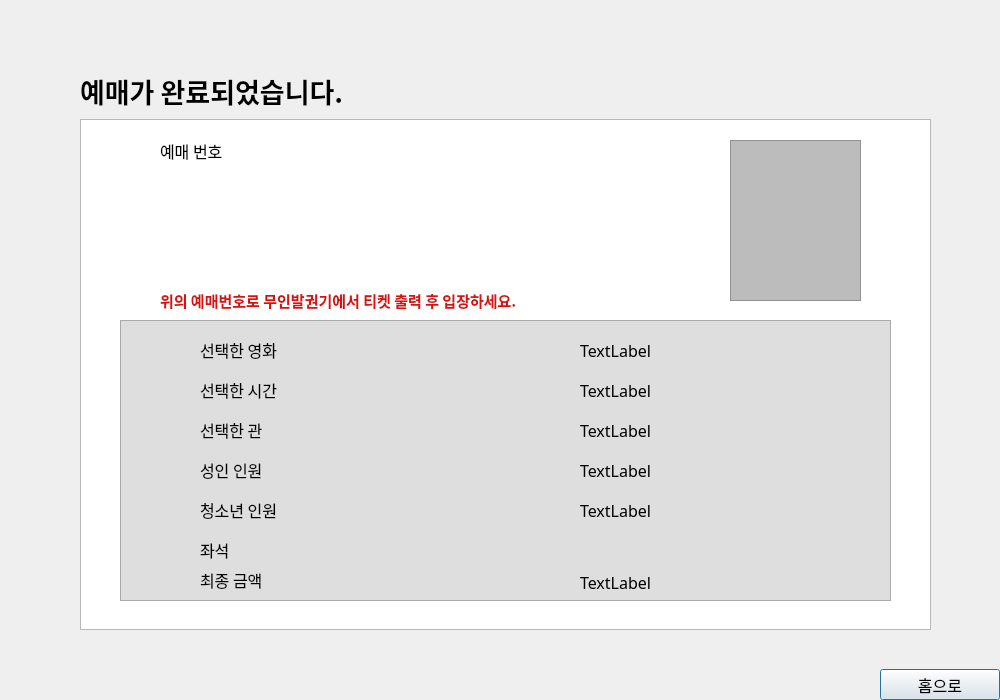
This is ui/bookpage5.ui in 2sseong/mini_project_2025-03 as Qt 5 draws it before an edit. The edited form follows.
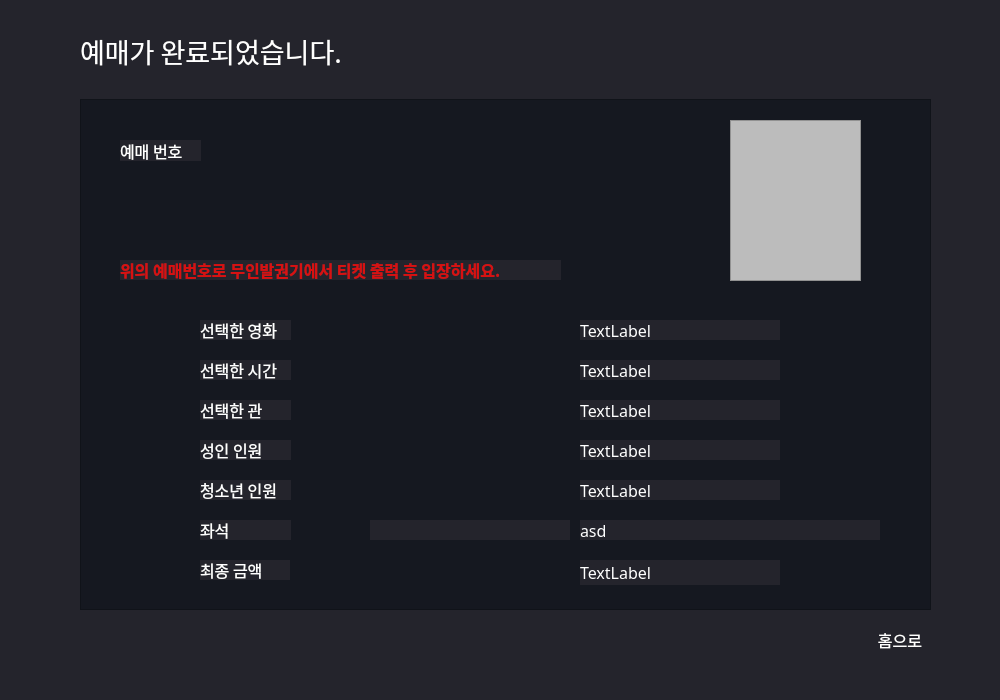
This is the edited form.

Commit message: ui css 작업 1차 완료

```diff
--- a/ui/bookpage5.ui
+++ b/ui/bookpage5.ui
@@ -13,13 +13,16 @@
   <property name="windowTitle">
    <string>Dialog</string>
   </property>
+  <property name="styleSheet">
+   <string notr="true">background:#24242C;</string>
+  </property>
   <widget class="QPushButton" name="btn_home">
    <property name="geometry">
     <rect>
-     <x>880</x>
-     <y>669</y>
+     <x>840</x>
+     <y>620</y>
      <width>120</width>
-     <height>31</height>
+     <height>40</height>
     </rect>
    </property>
    <property name="font">
@@ -28,6 +31,15 @@
      <pointsize>12</pointsize>
     </font>
    </property>
+   <property name="styleSheet">
+    <string notr="true">background: qlineargradient(
+                    x1: 0, y1: 0, x2: 0, y2: 1,
+                    stop: 0 #AF2E29,
+                    stop: 1 #8E2824
+                );
+color: white;
+border-radius: 4px;</string>
+   </property>
    <property name="text">
     <string>홈으로</string>
    </property>
@@ -36,7 +48,7 @@
    <property name="geometry">
     <rect>
      <x>200</x>
-     <y>500</y>
+     <y>480</y>
      <width>91</width>
      <height>20</height>
     </rect>
@@ -47,6 +59,9 @@
      <pointsize>12</pointsize>
     </font>
    </property>
+   <property name="styleSheet">
+    <string notr="true">color:white;</string>
+   </property>
    <property name="text">
     <string>청소년 인원</string>
    </property>
@@ -55,7 +70,7 @@
    <property name="geometry">
     <rect>
      <x>580</x>
-     <y>420</y>
+     <y>400</y>
      <width>200</width>
      <height>20</height>
     </rect>
@@ -66,6 +81,9 @@
      <pointsize>12</pointsize>
     </font>
    </property>
+   <property name="styleSheet">
+    <string notr="true">color:white;</string>
+   </property>
    <property name="text">
     <string>TextLabel</string>
    </property>
@@ -74,7 +92,7 @@
    <property name="geometry">
     <rect>
      <x>200</x>
-     <y>340</y>
+     <y>320</y>
      <width>91</width>
      <height>20</height>
     </rect>
@@ -85,6 +103,9 @@
      <pointsize>12</pointsize>
     </font>
    </property>
+   <property name="styleSheet">
+    <string notr="true">color:white;</string>
+   </property>
    <property name="text">
     <string>선택한 영화</string>
    </property>
@@ -93,7 +114,7 @@
    <property name="geometry">
     <rect>
      <x>200</x>
-     <y>460</y>
+     <y>440</y>
      <width>91</width>
      <height>20</height>
     </rect>
@@ -104,6 +125,9 @@
      <pointsize>12</pointsize>
     </font>
    </property>
+   <property name="styleSheet">
+    <string notr="true">color:white;</string>
+   </property>
    <property name="text">
     <string>성인 인원</string>
    </property>
@@ -112,7 +136,7 @@
    <property name="geometry">
     <rect>
      <x>200</x>
-     <y>380</y>
+     <y>360</y>
      <width>91</width>
      <height>20</height>
     </rect>
@@ -123,6 +147,9 @@
      <pointsize>12</pointsize>
     </font>
    </property>
+   <property name="styleSheet">
+    <string notr="true">color:white;</string>
+   </property>
    <property name="text">
     <string>선택한 시간</string>
    </property>
@@ -131,7 +158,7 @@
    <property name="geometry">
     <rect>
      <x>580</x>
-     <y>340</y>
+     <y>320</y>
      <width>200</width>
      <height>20</height>
     </rect>
@@ -142,6 +169,9 @@
      <pointsize>12</pointsize>
     </font>
    </property>
+   <property name="styleSheet">
+    <string notr="true">color:white;</string>
+   </property>
    <property name="text">
     <string>TextLabel</string>
    </property>
@@ -150,7 +180,7 @@
    <property name="geometry">
     <rect>
      <x>200</x>
-     <y>420</y>
+     <y>400</y>
      <width>91</width>
      <height>20</height>
     </rect>
@@ -161,6 +191,9 @@
      <pointsize>12</pointsize>
     </font>
    </property>
+   <property name="styleSheet">
+    <string notr="true">color:white;</string>
+   </property>
    <property name="text">
     <string>선택한 관</string>
    </property>
@@ -168,8 +201,8 @@
   <widget class="QLabel" name="lbl_seat">
    <property name="geometry">
     <rect>
-     <x>630</x>
-     <y>510</y>
+     <x>370</x>
+     <y>520</y>
      <width>200</width>
      <height>20</height>
     </rect>
@@ -180,6 +213,9 @@
      <pointsize>12</pointsize>
     </font>
    </property>
+   <property name="styleSheet">
+    <string notr="true">color:white;</string>
+   </property>
    <property name="text">
     <string/>
    </property>
@@ -188,7 +224,7 @@
    <property name="geometry">
     <rect>
      <x>580</x>
-     <y>380</y>
+     <y>360</y>
      <width>200</width>
      <height>20</height>
     </rect>
@@ -199,6 +235,9 @@
      <pointsize>12</pointsize>
     </font>
    </property>
+   <property name="styleSheet">
+    <string notr="true">color:white;</string>
+   </property>
    <property name="text">
     <string>TextLabel</string>
    </property>
@@ -207,7 +246,7 @@
    <property name="geometry">
     <rect>
      <x>580</x>
-     <y>460</y>
+     <y>440</y>
      <width>200</width>
      <height>20</height>
     </rect>
@@ -218,6 +257,9 @@
      <pointsize>12</pointsize>
     </font>
    </property>
+   <property name="styleSheet">
+    <string notr="true">color:white;</string>
+   </property>
    <property name="text">
     <string>TextLabel</string>
    </property>
@@ -226,7 +268,7 @@
    <property name="geometry">
     <rect>
      <x>200</x>
-     <y>540</y>
+     <y>520</y>
      <width>91</width>
      <height>20</height>
     </rect>
@@ -237,6 +279,9 @@
      <pointsize>12</pointsize>
     </font>
    </property>
+   <property name="styleSheet">
+    <string notr="true">color:white;</string>
+   </property>
    <property name="text">
     <string>좌석</string>
    </property>
@@ -245,7 +290,7 @@
    <property name="geometry">
     <rect>
      <x>580</x>
-     <y>500</y>
+     <y>480</y>
      <width>200</width>
      <height>20</height>
     </rect>
@@ -256,6 +301,9 @@
      <pointsize>12</pointsize>
     </font>
    </property>
+   <property name="styleSheet">
+    <string notr="true">color:white;</string>
+   </property>
    <property name="text">
     <string>TextLabel</string>
    </property>
@@ -264,7 +312,7 @@
    <property name="geometry">
     <rect>
      <x>200</x>
-     <y>570</y>
+     <y>560</y>
      <width>90</width>
      <height>20</height>
     </rect>
@@ -277,6 +325,9 @@
      <bold>false</bold>
     </font>
    </property>
+   <property name="styleSheet">
+    <string notr="true">color:white;</string>
+   </property>
    <property name="text">
     <string>최종 금액</string>
    </property>
@@ -285,7 +336,7 @@
    <property name="geometry">
     <rect>
      <x>580</x>
-     <y>570</y>
+     <y>560</y>
      <width>200</width>
      <height>25</height>
     </rect>
@@ -296,6 +347,9 @@
      <pointsize>12</pointsize>
     </font>
    </property>
+   <property name="styleSheet">
+    <string notr="true">color:white;</string>
+   </property>
    <property name="text">
     <string>TextLabel</string>
    </property>
@@ -304,19 +358,22 @@
    <property name="geometry">
     <rect>
      <x>80</x>
-     <y>60</y>
-     <width>261</width>
+     <y>20</y>
+     <width>291</width>
      <height>61</height>
     </rect>
    </property>
    <property name="font">
     <font>
-     <family>나눔고딕</family>
+     <family>NanumGothic</family>
      <pointsize>20</pointsize>
-     <weight>75</weight>
-     <bold>true</bold>
+     <weight>50</weight>
+     <bold>false</bold>
     </font>
    </property>
+   <property name="styleSheet">
+    <string notr="true">color:white;</string>
+   </property>
    <property name="text">
     <string>예매가 완료되었습니다.</string>
    </property>
@@ -325,16 +382,19 @@
    <property name="geometry">
     <rect>
      <x>80</x>
-     <y>119</y>
+     <y>99</y>
      <width>851</width>
      <height>511</height>
     </rect>
    </property>
+   <property name="styleSheet">
+    <string notr="true">background:#151820;</string>
+   </property>
   </widget>
   <widget class="QLabel" name="reservation_num">
    <property name="geometry">
     <rect>
-     <x>160</x>
+     <x>120</x>
      <y>140</y>
      <width>81</width>
      <height>21</height>
@@ -342,10 +402,13 @@
    </property>
    <property name="font">
     <font>
-     <family>나눔고딕</family>
+     <family>NanumGothic</family>
      <pointsize>12</pointsize>
     </font>
    </property>
+   <property name="styleSheet">
+    <string notr="true">color:white;</string>
+   </property>
    <property name="text">
     <string>예매 번호</string>
    </property>
@@ -354,7 +417,7 @@
    <property name="geometry">
     <rect>
      <x>730</x>
-     <y>140</y>
+     <y>120</y>
      <width>131</width>
      <height>161</height>
     </rect>
@@ -367,16 +430,16 @@
   <widget class="QLabel" name="label_3">
    <property name="geometry">
     <rect>
-     <x>160</x>
-     <y>290</y>
-     <width>401</width>
+     <x>120</x>
+     <y>260</y>
+     <width>441</width>
      <height>20</height>
     </rect>
    </property>
    <property name="font">
     <font>
      <family>맑은 고딕</family>
-     <pointsize>11</pointsize>
+     <pointsize>12</pointsize>
      <weight>75</weight>
      <italic>false</italic>
      <bold>true</bold>
@@ -389,24 +452,11 @@
     <string>위의 예매번호로 무인발권기에서 티켓 출력 후 입장하세요.</string>
    </property>
   </widget>
-  <widget class="QGraphicsView" name="graphicsView_3">
-   <property name="geometry">
-    <rect>
-     <x>120</x>
-     <y>320</y>
-     <width>771</width>
-     <height>281</height>
-    </rect>
-   </property>
-   <property name="styleSheet">
-    <string notr="true">background:rgb(222, 222, 222)</string>
-   </property>
-  </widget>
   <widget class="QLabel" name="lbl_selected_seat">
    <property name="geometry">
     <rect>
      <x>580</x>
-     <y>540</y>
+     <y>520</y>
      <width>300</width>
      <height>20</height>
     </rect>
@@ -417,8 +467,11 @@
      <pointsize>12</pointsize>
     </font>
    </property>
+   <property name="styleSheet">
+    <string notr="true">color:white;</string>
+   </property>
    <property name="text">
-    <string/>
+    <string>asd</string>
    </property>
   </widget>
   <zorder>graphicsView</zorder>
```
Left out of the diff: 1 changed line with no effect on the pictures. The commit also changes 5 other files.
